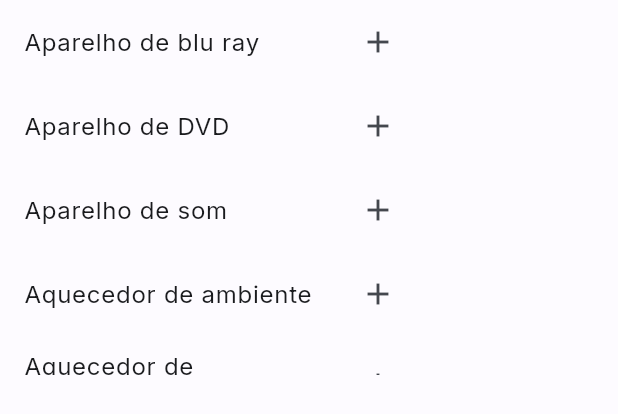
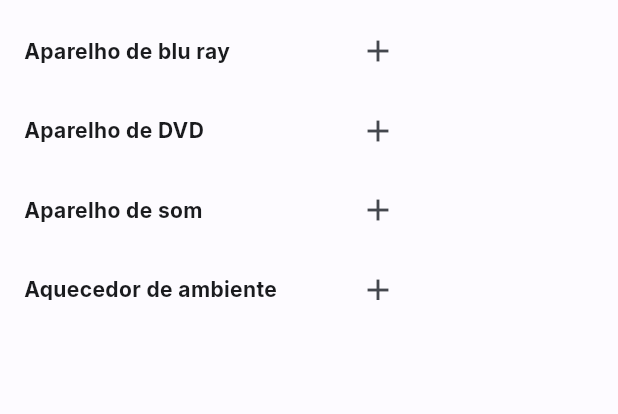
Before and after one commit to BrunoAlm/powertrack, a Flutter app: the ResultSearch widget shown alone on an empty page, opened directly with empty values, on a phone screen of 412 x 824 dp. Shown: the top 414 px of the screen. Run offline on Flutter 3.47's test engine with Material 2 defaults, Android fonts, the phone set to English and light mode, and no system bars; our stand-ins replace appwrite, flutter_modular, flutter_svg, flutter_time_picker_spinner, google_fonts, logger; accounts and stored records are empty; network calls fail.

Commit message:
Update result_search.dart

```diff
--- a/lib/src/app/presenters/ui/organisms/result_search.dart
+++ b/lib/src/app/presenters/ui/organisms/result_search.dart
@@ -1,50 +1,71 @@
-// ignore_for_file: public_member_api_docs, sort_constructors_first
 import 'package:flutter/material.dart';
+import 'package:logger/logger.dart';
+import 'package:uitcc/src/app/domain/entities/equipment_model.dart';
+import 'package:uitcc/src/app/presenters/controllers/equipments_controller.dart';
 import 'package:uitcc/src/app/presenters/ui/atom/equipments_raw_list.dart';
-import 'package:uitcc/src/app/presenters/controllers/equipments_controller.dart';
+import 'package:uitcc/src/app/presenters/ui/molecules/add_equipment_bottomsheet.dart';
+import 'package:uitcc/src/core/services/helpers/helper.dart';
 
-class ResultSearch extends StatefulWidget {
-  final EquipmentsController equipmentStore;
+class ResultSearch extends StatelessWidget {
+  final EquipmentsController ct;
+
   const ResultSearch({
     Key? key,
-    required this.equipmentStore,
+    required this.ct,
   }) : super(key: key);
 
   @override
-  State<ResultSearch> createState() => _ResultSearchState();
-}
-
-class _ResultSearchState extends State<ResultSearch> {
-  @override
   Widget build(BuildContext context) {
-    List<String> filteredEquipmentsName =
-        widget.equipmentStore.filteredEquipmentsName.value;
+    List<String> filteredEquipmentsName = ct.filteredEquipmentsName.value;
+    var logger = Logger();
     return SizedBox(
-      height: (50 * filteredEquipmentsName.length.toDouble())
-          .clamp(0, 250)
+      height: (65 * filteredEquipmentsName.length.toDouble())
+          .clamp(0, 200)
           .toDouble(),
       width: 300,
       child: ListView.builder(
         itemCount: filteredEquipmentsName.length,
-        padding: const EdgeInsets.only(bottom: 20),
+        padding: const EdgeInsets.fromLTRB(0, 5, 0, 10),
         itemBuilder: (context, index) {
-          return ListTile(
+          return Container(
+            margin: const EdgeInsets.only(top: 5),
+            decoration: ShapeDecoration(
+                shape: const RoundedRectangleBorder(
+                  borderRadius: BorderRadius.all(Radius.circular(20)),
+                ),
+                color: Theme.of(context).colorScheme.background),
+            child: ListTile(
+              dense: true,
               title: Text(
                 filteredEquipmentsName[index],
+                style: Theme.of(context)
+                    .textTheme
+                    .bodyMedium!
+                    .copyWith(fontWeight: FontWeight.bold),
               ),
               trailing: IconButton(
                 onPressed: () {
-                widget.equipmentStore.add(
+                  ct.searchEC.clear();
+                  showDialog(
+                    context: context,
+                    builder: (context) => AddEquipmentBottomSheet(
+                      equip: EquipmentModel(
+                        id: Helper.idGenerator(),
                         name: filteredEquipmentsName[index],
                         qty: 1,
-                  time: const TimeOfDay(hour: 00, minute: 00),
-                  power: TextEditingController(text: '0'),
-                );
+                        power: 0,
+                        time: DateTime.utc(2023),
+                      ),
+                      ct: ct,
+                    ),
+                  ).then((value) {
+                    logger.d('log: $value');
                     equipmentsRawList.removeWhere(
                         (element) => element == filteredEquipmentsName[index]);
-                widget.equipmentStore.performSearch();
+                  });
                 },
                 icon: const Icon(Icons.add),
+              ),
             ),
           );
         },
```
Lines whose indentation alone changed are shown as unchanged.
